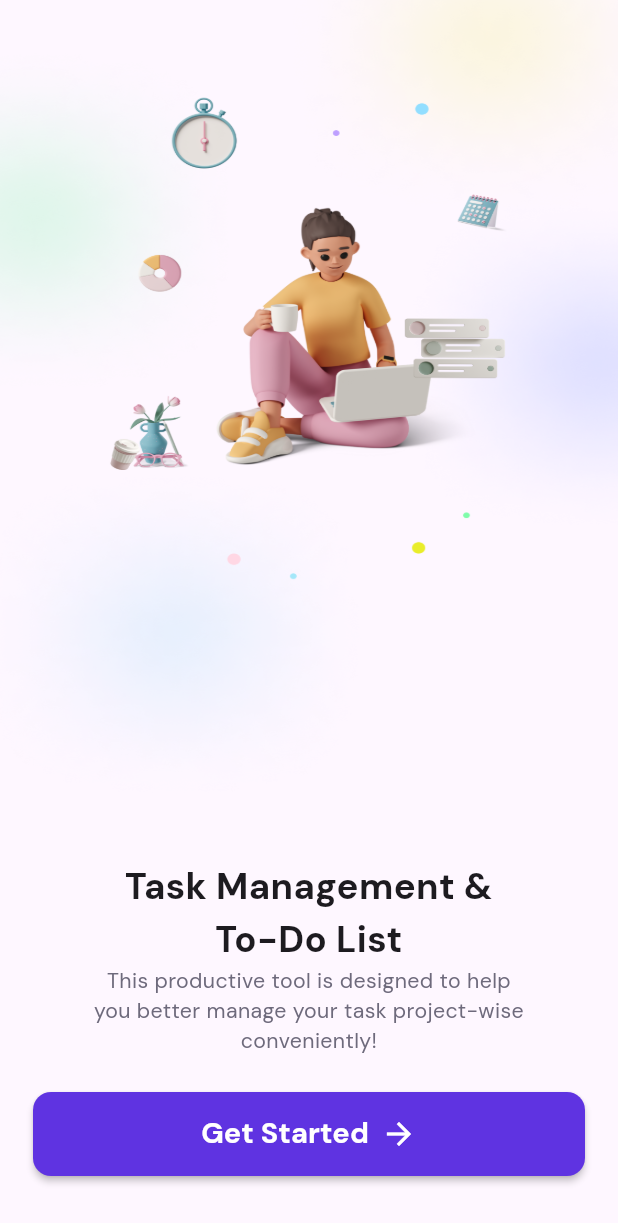
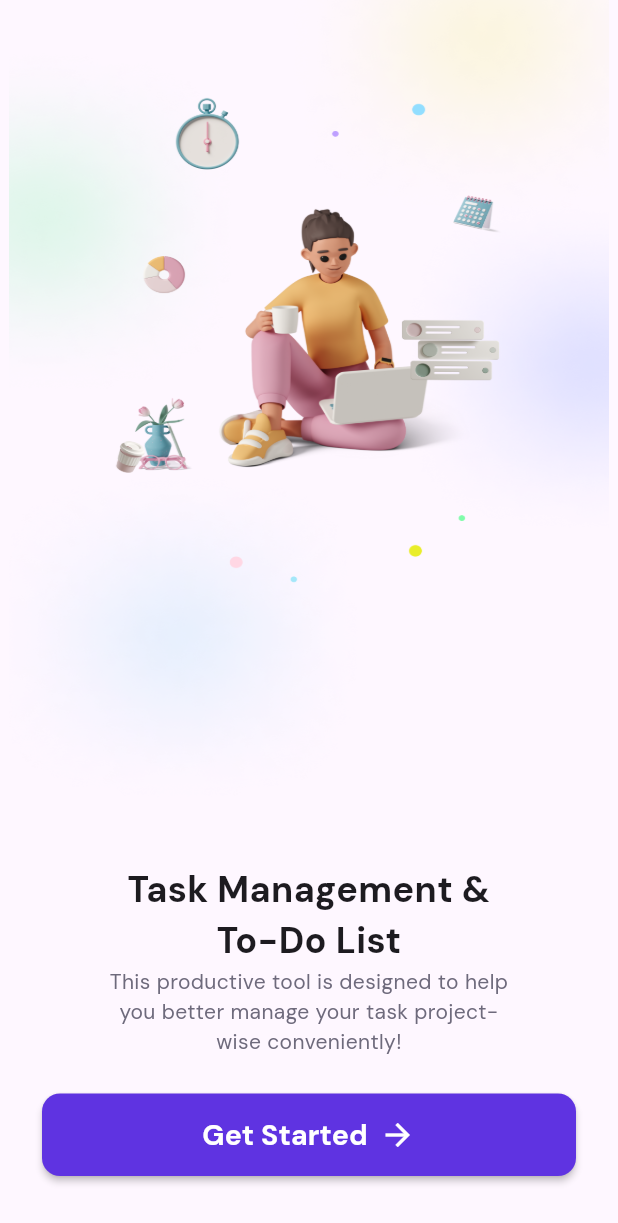
Before and after one commit to youssefhedefa/tasky, a Flutter app: the screen it shows after launch, on a phone screen of 412 x 824 dp. Shown: the top 1223 px of the screen. Run offline on Flutter 3.47's test engine with Material 3 defaults, Android fonts, the phone set to English and light mode, and no system bars; our stand-ins replace bloc, cached_network_image, country_picker, dartz, dio, dotted_border and 8 more; missing offline and left inert: flutter_barcode_scanner, mime_type; generated files the repository leaves out were written again.

Commit message:
Adjust screen width.

```diff
--- a/lib/core/components/constances.dart
+++ b/lib/core/components/constances.dart
@@ -5,4 +5,5 @@ abstract class AppConstances{
   static const String profileYears = 'Years of Experience';
   static const String profileLocation = 'Location';
   static const String baseImageUrlViewer = 'https://todo.iraqsapp.com//images/';
+  static const int maxWidth = 600;
 }
--- a/lib/core/helpers/text_style_helper.dart
+++ b/lib/core/helpers/text_style_helper.dart
@@ -1,91 +1,90 @@
 import 'package:flutter/material.dart';
-import 'package:flutter_screenutil/flutter_screenutil.dart';
 import 'package:tasky/core/helpers/color_helper.dart';
 
 abstract class AppTextStyleHelper{
-  static TextStyle font24BoldBlack = TextStyle(
-    fontSize: 24.sp,
+  static TextStyle font24BoldBlack = const TextStyle(
+    fontSize: 24,
     fontWeight: FontWeight.bold,
   );
 
-  static TextStyle font12RegularGrey = TextStyle(
-    fontSize: 12.sp,
+  static TextStyle font12RegularGrey = const TextStyle(
+    fontSize: 12,
     color: AppColorHelper.greyColor,
   );
 
-  static TextStyle font12MediumGrey = TextStyle(
-    fontSize: 12.sp,
+  static TextStyle font12MediumGrey = const TextStyle(
+    fontSize: 12,
     fontWeight: FontWeight.w600,
     color: AppColorHelper.greyColor,
   );
 
-  static TextStyle font14MediumBlack = TextStyle(
-    fontSize: 14.sp,
+  static TextStyle font14MediumBlack = const TextStyle(
+    fontSize: 14,
     fontWeight: FontWeight.w600,
   );
 
-  static TextStyle font14RegularBlack = TextStyle(
-    fontSize: 14.sp,
+  static TextStyle font14RegularBlack = const TextStyle(
+    fontSize: 14,
   );
 
-  static TextStyle font14RegularGrey = TextStyle(
-    fontSize: 14.sp,
+  static TextStyle font14RegularGrey = const TextStyle(
+    fontSize: 14,
     color: AppColorHelper.greyColor,
   );
 
-  static TextStyle font14BoldGrey = TextStyle(
-    fontSize: 14.sp,
+  static TextStyle font14BoldGrey = const TextStyle(
+    fontSize: 14,
     fontWeight: FontWeight.bold,
     color: AppColorHelper.greyColor,
   );
 
-  static TextStyle font14BoldPrimary = TextStyle(
-    fontSize: 14.sp,
+  static TextStyle font14BoldPrimary = const TextStyle(
+    fontSize: 14,
     fontWeight: FontWeight.bold,
     color: AppColorHelper.primaryColor,
   );
 
-  static TextStyle font16RegularGrey = TextStyle(
-    fontSize: 16.sp,
+  static TextStyle font16RegularGrey = const TextStyle(
+    fontSize: 16,
     color: AppColorHelper.greyColor,
   );
-  static TextStyle font16MediumOrange = TextStyle(
-    fontSize: 16.sp,
+  static TextStyle font16MediumOrange = const TextStyle(
+    fontSize: 16,
     fontWeight: FontWeight.w600,
     color: AppColorHelper.orangeColor,
   );
 
-  static TextStyle font16BoldWhite = TextStyle(
-    fontSize: 16.sp,
+  static TextStyle font16BoldWhite = const TextStyle(
+    fontSize: 16,
     fontWeight: FontWeight.bold,
     color: Colors.white,
   );
 
-  static TextStyle font16BoldBlack = TextStyle(
-    fontSize: 16.sp,
+  static TextStyle font16BoldBlack = const TextStyle(
+    fontSize: 16,
     fontWeight: FontWeight.bold,
   );
 
-  static TextStyle font16BoldPrimary = TextStyle(
-    fontSize: 16.sp,
+  static TextStyle font16BoldPrimary = const TextStyle(
+    fontSize: 16,
     fontWeight: FontWeight.bold,
     color: AppColorHelper.primaryColor,
   );
 
-  static TextStyle font19BoldWhite = TextStyle(
-    fontSize: 19.sp,
+  static TextStyle font19BoldWhite = const TextStyle(
+    fontSize: 19,
     fontWeight: FontWeight.bold,
     color: Colors.white,
   );
 
-  static TextStyle font19BoldPrimary = TextStyle(
-    fontSize: 19.sp,
+  static TextStyle font19BoldPrimary = const TextStyle(
+    fontSize: 19,
     fontWeight: FontWeight.bold,
     color: AppColorHelper.primaryColor,
   );
 
-  static TextStyle font18BoldGrey = TextStyle(
-    fontSize: 18.sp,
+  static TextStyle font18BoldGrey = const TextStyle(
+    fontSize: 18,
     fontWeight: FontWeight.bold,
     color: AppColorHelper.greyColor,
   );
--- a/lib/core/networking/token_interceptor.dart
+++ b/lib/core/networking/token_interceptor.dart
@@ -29,7 +29,7 @@ class TokenInterceptor extends Interceptor {
     final options = Options(
       method: requestOptions.method,
       headers: {
-        'Authorization': 'Bearer ${await AppLocalSecureStorage.getAccessToken()}',
+        'Authorization': 'Bearer ${AppLocalSecureStorage.getAccessToken()}',
       },
     );
     return dio.request<dynamic>(
@@ -43,9 +43,9 @@ class TokenInterceptor extends Interceptor {
 
   Future<bool> _refreshToken() async {
     final String accessToken =
-        await AppLocalSecureStorage.getAccessToken() ?? '';
+         AppLocalSecureStorage.getAccessToken();
     final String refreshToken =
-        await AppLocalSecureStorage.getRefreshToken() ?? '';
+         AppLocalSecureStorage.getRefreshToken();
     var headers = {
       'Authorization': 'Bearer $accessToken',
     };
--- a/lib/features/home/data/repo_imple/home_repo_imple.dart
+++ b/lib/features/home/data/repo_imple/home_repo_imple.dart
@@ -20,9 +20,9 @@ class HomeRepoImple extends HomeRepo {
   @override
   Future<Either<LogOutResponseModel, Failure>> logOut() async {
     try {
-      final String token = await AppLocalSecureStorage.getAccessToken() ?? '';
+      final String token = AppLocalSecureStorage.getAccessToken();
       final String refreshToken =
-          await AppLocalSecureStorage.getRefreshToken() ?? '';
+          AppLocalSecureStorage.getRefreshToken();
       print('refresh token $refreshToken token $token');
       final response = await apiServices.logOut(
           token: 'Bearer $token',
--- a/lib/features/home/presentation/home_view.dart
+++ b/lib/features/home/presentation/home_view.dart
@@ -65,7 +65,8 @@ class _HomeViewState extends State<HomeView> {
           ),
         ],
       ),
-      body: Padding(
+      body: Center(
+        child: Padding(
           padding: const EdgeInsets.all(22.0),
           child: Column(
             crossAxisAlignment: CrossAxisAlignment.start,
@@ -90,6 +91,7 @@ class _HomeViewState extends State<HomeView> {
                 ),
               ),
             ],
+          ),
         ),
       ),
     );
@@ -120,7 +122,6 @@ class _HomeViewState extends State<HomeView> {
       }).catchError((e) {
         print(e);
       });
-      // print(qrResult);
     } on PlatformException catch (e) {
       print(e);
     }
--- a/lib/features/home/presentation/widgets/task_item.dart
+++ b/lib/features/home/presentation/widgets/task_item.dart
@@ -23,7 +23,7 @@ class TaskItem extends StatelessWidget {
         children: [
           CustomCachedImage(
             imageUrl: task.imageUrl,
-            width: 64.w,
+            width: 64,
             height: 64.h,
           ),
           const SizedBox(width: 12),
--- a/lib/features/on_boarding/presentation/on_boarding_view.dart
+++ b/lib/features/on_boarding/presentation/on_boarding_view.dart
@@ -12,6 +12,9 @@ class OnBoardingView extends StatelessWidget {
   Widget build(BuildContext context) {
     return Scaffold(
       body: SafeArea(
+        child: Center(
+          child: SizedBox(
+            width: MediaQuery.sizeOf(context).width > 400 ? 400 : MediaQuery.sizeOf(context).width,
             child: Column(
               children: [
                 const Expanded(child: OnBoardingImage()),
@@ -41,6 +44,8 @@ class OnBoardingView extends StatelessWidget {
               ],
             ),
           ),
+        ),
+      ),
     );
   }
 }
--- a/lib/features/registration/presentation/manager/log_in_cubit/log_in_cubit.dart
+++ b/lib/features/registration/presentation/manager/log_in_cubit/log_in_cubit.dart
@@ -20,9 +20,9 @@ class LogInCubit extends Cubit<LogInState> {
     final result = await repo.logIn(
         logInModel: LogInRequestModel(phone: phone, password: password));
     result.fold(
-      (success) {
-        AppLocalSecureStorage.saveAccessToken(token: success.accessToken ?? '');
-        AppLocalSecureStorage.saveRefreshToken(token: success.refreshToken ?? '');
+      (success) async {
+        await AppLocalSecureStorage.saveAccessToken(token: success.accessToken ?? '');
+        await AppLocalSecureStorage.saveRefreshToken(token: success.refreshToken ?? '');
         emit(LogInSuccessState());
       },
       (error) => emit(LogInErrorState(
--- a/lib/features/registration/presentation/manager/sign_in_cubit/sign_in_cubit.dart
+++ b/lib/features/registration/presentation/manager/sign_in_cubit/sign_in_cubit.dart
@@ -38,10 +38,10 @@ class SignUpCubit extends Cubit<SignInState> {
         level: level,
       ),
     );
-    response.fold((success) {
+    response.fold((success) async {
       print('Success from sign in $success');
-      AppLocalSecureStorage.saveAccessToken(token: success.accessToken ?? '');
-      AppLocalSecureStorage.saveRefreshToken(token: success.refreshToken ?? '');
+      await AppLocalSecureStorage.saveAccessToken(token: success.accessToken ?? '');
+      await AppLocalSecureStorage.saveRefreshToken(token: success.refreshToken ?? '');
       emit(SignInSuccessState());
     }, (error) {
       emit(SignInErrorState(message: error.failure.message ?? 'please try again later'));
--- a/lib/features/registration/presentation/widgets/experience_level.dart
+++ b/lib/features/registration/presentation/widgets/experience_level.dart
@@ -31,7 +31,7 @@ class _ExperienceLevelState extends State<ExperienceLevel> {
         onSelected: widget.onSelected,
         hintText: widget.hintText,
         textStyle: AppTextStyleHelper.font14MediumBlack,
-        width: MediaQuery.of(context).size.width - 48,
+        width: MediaQuery.of(context).size.width > 400 ? 352 : MediaQuery.of(context).size.width - 48,
         inputDecorationTheme: InputDecorationTheme(
           hintStyle: AppTextStyleHelper.font14MediumBlack,
           contentPadding: const EdgeInsets.symmetric(
--- a/pubspec.yaml
+++ b/pubspec.yaml
@@ -34,6 +34,7 @@ dependencies:
   image_picker: ^1.0.8
   qr_flutter: ^4.1.0
   flutter_barcode_scanner: ^2.0.0
+  shared_preferences: ^2.2.3
 
 dev_dependencies:
   flutter_test:
@@ -49,6 +50,8 @@ flutter_native_splash:
   android_12:
     color: "#5F33E1"
     image: assets/images/splash_icon_android_12.png
+  #disable for windows
+  web : false
 
 
 
```
Also changed, not shown: lib/core/networking/local_storage/local_storage.dart (+16 -10 lines), lib/features/home/presentation/add_task_view.dart (+7 -1 lines), lib/features/home/presentation/task_details_view.dart (+13 -6 lines), lib/features/home/presentation/widgets/task_states_list.dart (+17 -6 lines), lib/features/registration/presentation/widgets/registration_view.dart (+16 -6 lines), lib/main.dart (+6 -5 lines), pubspec.lock, 1 other file. Lines whose indentation alone changed are shown as unchanged.
